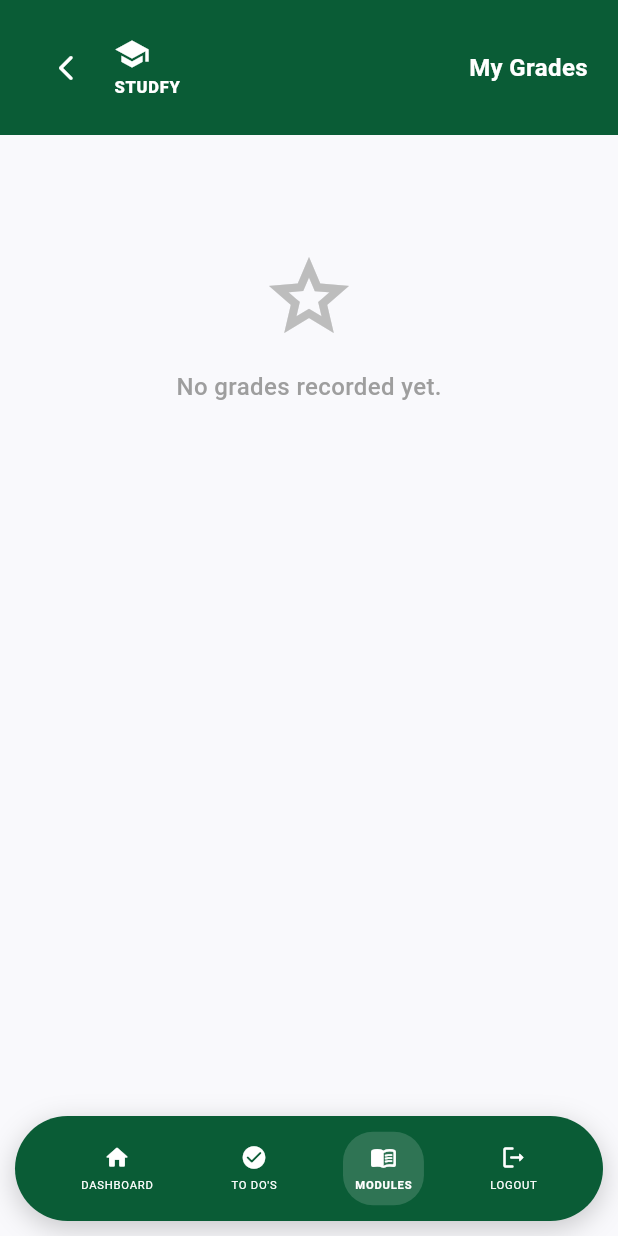
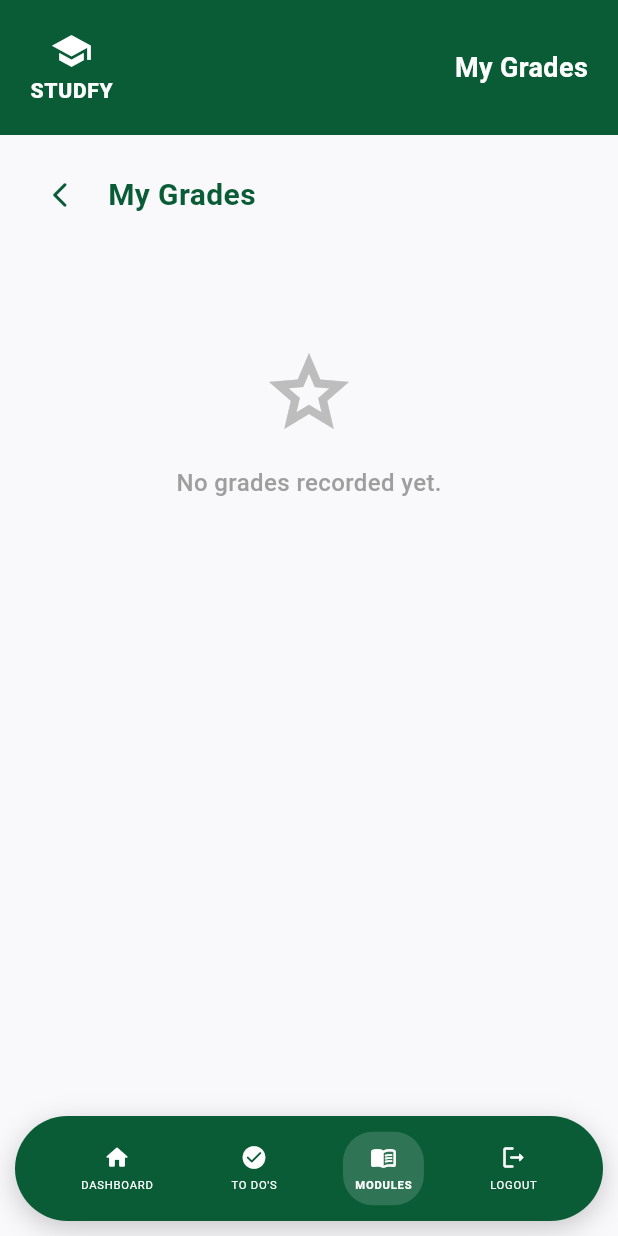
Before and after one commit to Lexter22/studFy, a Flutter app: the StudentGradesScreen screen opened directly, on a phone screen of 412 x 824 dp. Run offline on Flutter 3.47's test engine with Material 3 defaults, Android fonts, the phone set to English and light mode, and no system bars; our stand-ins replace file_picker, go_router, shared_preferences, supabase_flutter, web; missing offline and left inert: excel; accounts and stored records are empty.

Commit message:
minor fixes

```diff
--- a/lib/features/student/presentation/screens/student_grades_screen.dart
+++ b/lib/features/student/presentation/screens/student_grades_screen.dart
@@ -84,42 +84,31 @@ class _StudentGradesScreenState extends State<StudentGradesScreen> {
             child: Padding(
               padding: const EdgeInsets.symmetric(horizontal: 20, vertical: 8),
               child: Row(
+                mainAxisAlignment: MainAxisAlignment.spaceBetween,
                 crossAxisAlignment: CrossAxisAlignment.center,
                 children: [
-                  IconButton(
-                    icon: const Icon(Icons.arrow_back_ios_new_rounded, color: Colors.white, size: 20),
-                    tooltip: 'Back',
-                    onPressed: () => Navigator.pop(context),
-                  ),
-                  const SizedBox(width: 8),
                   Column(
                     mainAxisAlignment: MainAxisAlignment.center,
-                    crossAxisAlignment: CrossAxisAlignment.start,
                     children: const [
-                      Icon(Icons.school, color: Colors.white, size: 24),
+                      Icon(Icons.school, color: Colors.white, size: 28),
                       SizedBox(height: 2),
                       Text(
                         'STUDFY',
                         style: TextStyle(
                           color: Colors.white,
-                          fontSize: 11,
+                          fontSize: 14,
                           fontWeight: FontWeight.w900,
                           letterSpacing: 0.5,
                         ),
                       ),
                     ],
                   ),
-                  const Spacer(),
-                  Expanded(
-                    child: Text(
-                      'My Grades',
-                      textAlign: TextAlign.end,
-                      style: const TextStyle(
-                        color: Colors.white,
-                        fontSize: 16,
-                        fontWeight: FontWeight.bold,
-                      ),
-                      overflow: TextOverflow.ellipsis,
+                  const Text(
+                    'My Grades',
+                    style: TextStyle(
+                      color: Colors.white,
+                      fontSize: 18,
+                      fontWeight: FontWeight.bold,
                     ),
                   ),
                 ],
@@ -138,6 +127,27 @@ class _StudentGradesScreenState extends State<StudentGradesScreen> {
                     child: ListView(
                       padding: const EdgeInsets.fromLTRB(16, 16, 16, 100),
                       children: [
+                        // Back navigation row
+                        Row(
+                          children: [
+                            IconButton(
+                              icon: const Icon(Icons.arrow_back_ios_new_rounded, color: Color(0xFF0A5C36), size: 20),
+                              tooltip: 'Back',
+                              onPressed: () => Navigator.pop(context),
+                            ),
+                            const SizedBox(width: 8),
+                            const Text(
+                              'My Grades',
+                              style: TextStyle(
+                                fontSize: 20,
+                                fontWeight: FontWeight.bold,
+                                color: Color(0xFF0A5C36),
+                              ),
+                            ),
+                          ],
+                        ),
+                        const SizedBox(height: 16),
+
                         // Subject title if specific subject
                         if (widget.subject != null) ...[
                           Text(widget.subject!.name, style: const TextStyle(fontSize: 20, fontWeight: FontWeight.bold, color: Color(0xFF0A5C36))),
```
Also changed, not shown: lib/features/student/presentation/screens/student_assignment_detail_screen.dart (+26 -13 lines), lib/features/student/presentation/screens/student_attendance_screen.dart (+30 -20 lines).
